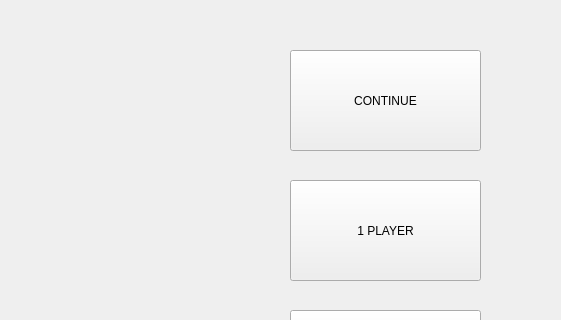
Old version of the form widget.ui in the repository shixuanLin1009/BattleCity; both pictures show x 0 to 561 and y 0 to 320 of the 800 by 600 pixel window.
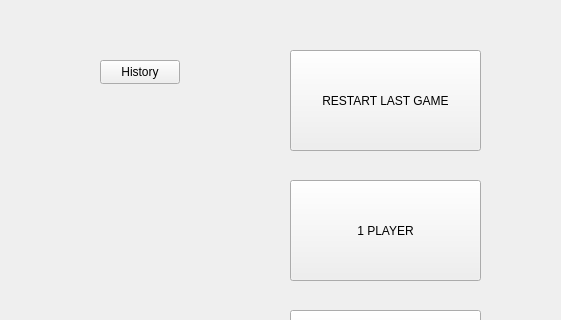
New version of the form.

The edit to the form file:
```diff
--- a/widget.ui
+++ b/widget.ui
@@ -62,7 +62,20 @@
     </rect>
    </property>
    <property name="text">
-    <string>CONTINUE</string>
+    <string>RESTART LAST GAME</string>
+   </property>
+  </widget>
+  <widget class="QPushButton" name="history">
+   <property name="geometry">
+    <rect>
+     <x>100</x>
+     <y>60</y>
+     <width>80</width>
+     <height>24</height>
+    </rect>
+   </property>
+   <property name="text">
+    <string>History</string>
    </property>
   </widget>
  </widget>
```
Left out of the diff: 4 changed lines with no effect on the pictures.
